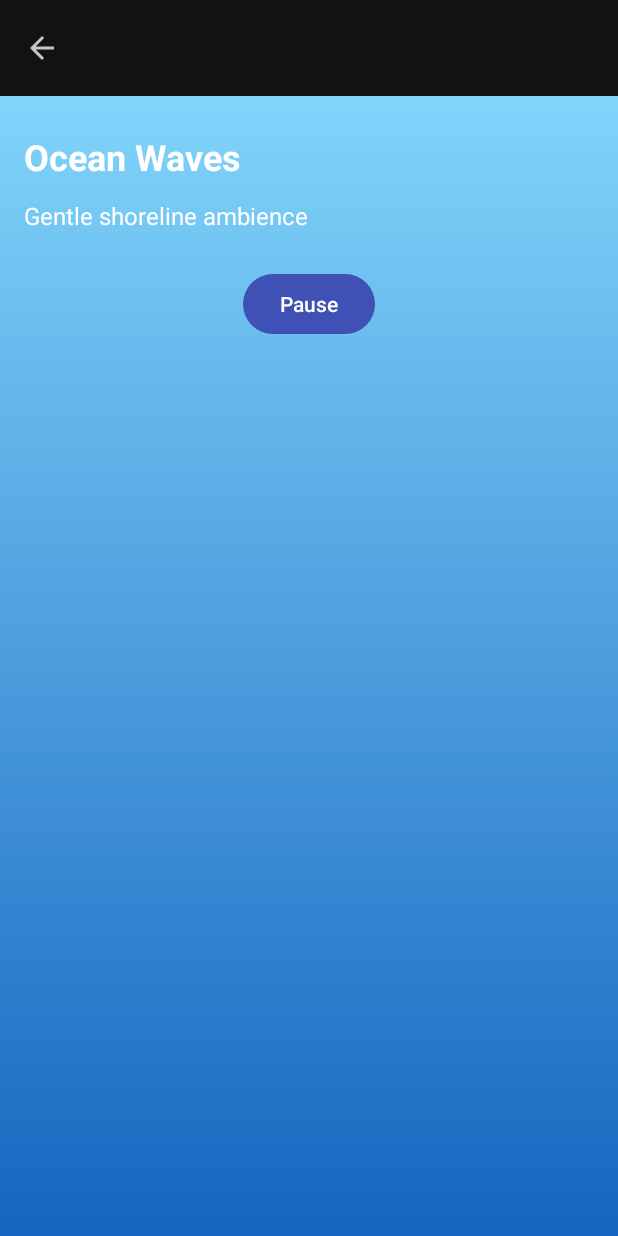
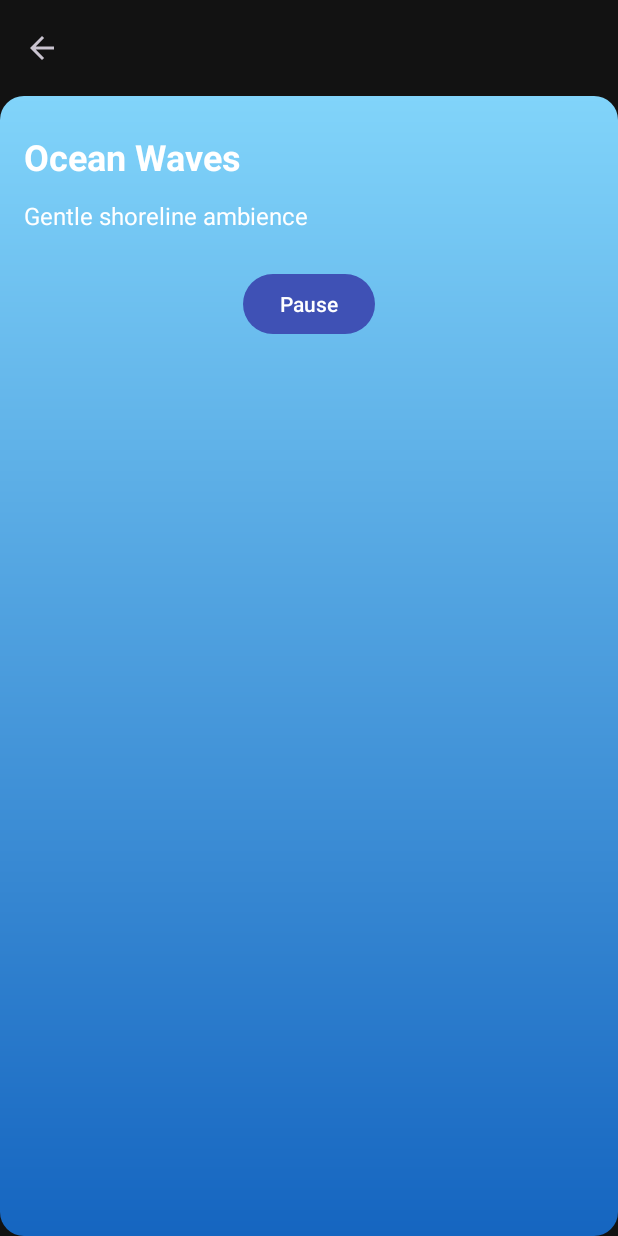
Before and after one commit to thinapps/relaxing-sounds, an Android app: the SoundDetailActivity screen opened directly, with no data from a screen before it, on a phone screen of 412 x 824 dp. Run offline under Robolectric (Android 15) with nearby library versions, the phone set to English and light mode, and no system bars.

Commit message:
Update bg_sound_ocean.xml

```diff
--- a/app/src/main/res/drawable/bg_sound_ocean.xml
+++ b/app/src/main/res/drawable/bg_sound_ocean.xml
@@ -1,8 +1,12 @@
 <?xml version="1.0" encoding="utf-8"?>
-<shape xmlns:android="http://schemas.android.com/apk/res/android">
+<shape xmlns:android="http://schemas.android.com/apk/res/android"
+    android:shape="rectangle">
+
+    <corners android:radius="16dp" />
+
     <gradient
         android:type="linear"
-        android:startColor="#FF1565C0"
-        android:endColor="#FF81D4FA"
-        android:angle="90" />
+        android:angle="90"
+        android:startColor="@color/rs_color_ocean_start"
+        android:endColor="@color/rs_color_ocean_end" />
 </shape>
```
